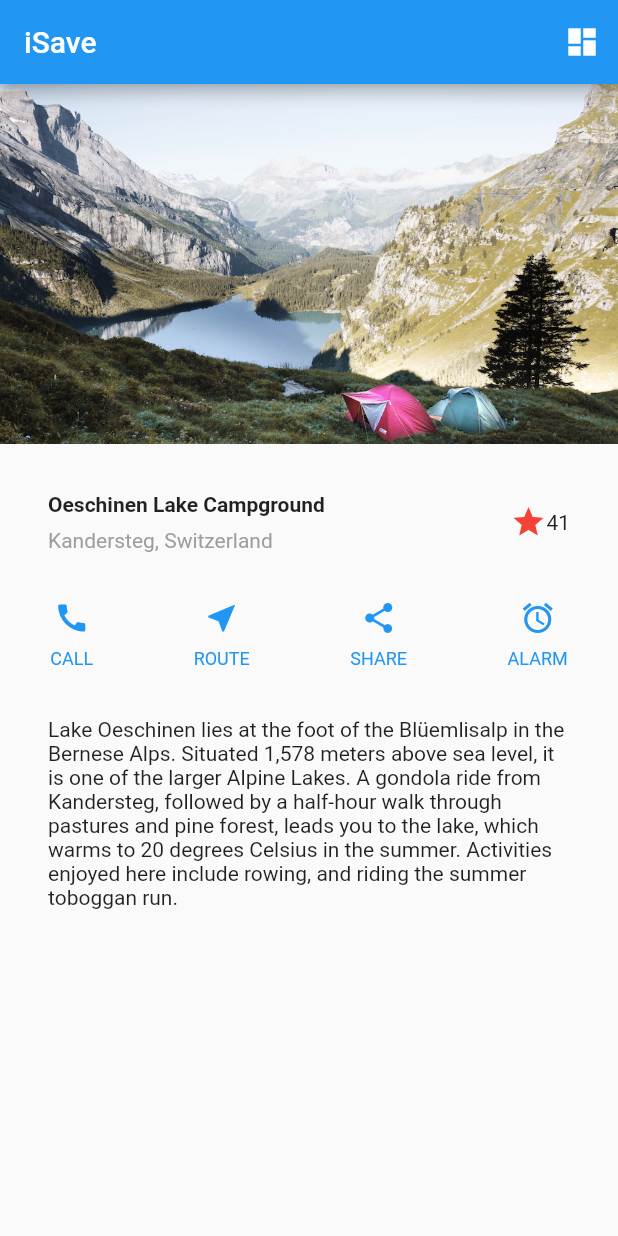
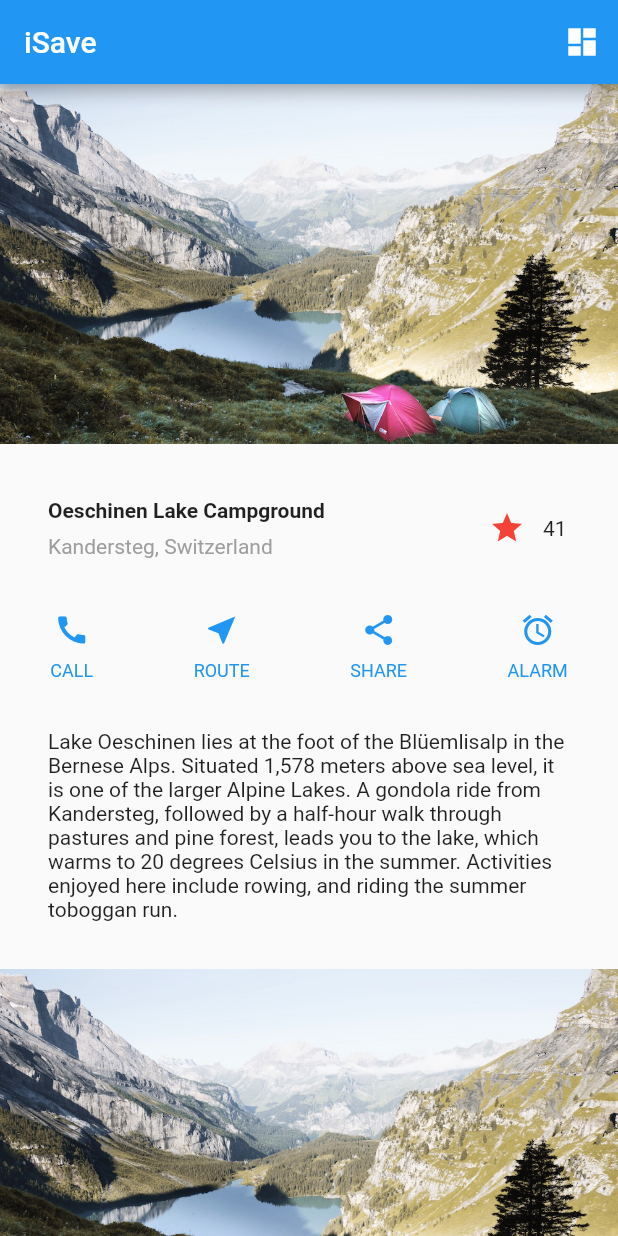
Before and after one commit to NjengaSaruni/Accountant-Mobile-App, a Flutter app: the screen it shows after launch, on a phone screen of 412 x 824 dp. Run offline on Flutter 3.47's test engine with Material 2 defaults, Android fonts, the phone set to English and light mode, and no system bars.

Commit message:
Handle click events

```diff
--- a/lib/main.dart
+++ b/lib/main.dart
@@ -17,6 +17,51 @@ class MyApp extends StatelessWidget {
     );
   }
 
+}
+
+class FavoriteWidget extends StatefulWidget {
+  @override
+  _FavoriteWidgetState createState() => _FavoriteWidgetState();
+}
+
+class _FavoriteWidgetState extends State<FavoriteWidget> {
+  bool _isFavorited = true;
+  int _favoriteCount = 41;
+
+  @override
+  Widget build(BuildContext context) {
+    return Row(
+      mainAxisSize: MainAxisSize.min,
+      children: [
+        Container(
+          padding: EdgeInsets.all(0),
+          child: IconButton(
+            icon: (_isFavorited ? Icon(Icons.star) : Icon(Icons.star_border)),
+            color: Colors.red[500],
+            onPressed: _toggleFavorite,
+          ),
+        ),
+        SizedBox(
+          width: 18,
+          child: Container(
+            child: Text('$_favoriteCount'),
+          ),
+        ),
+      ],
+    );
+  }
+
+  void _toggleFavorite() {
+    setState(() {
+      if (_isFavorited) {
+        _favoriteCount -= 1;
+        _isFavorited = false;
+      } else {
+        _favoriteCount += 1;
+        _isFavorited = true;
+      }
+    });
+  }
 }
 
 class MyStatelessWidget extends StatelessWidget {
@@ -54,11 +99,7 @@ class MyStatelessWidget extends StatelessWidget {
             ),
           ),
           /*3*/
-          Icon(
-            Icons.star,
-            color: Colors.red[500],
-          ),
-          Text('41'),
+          FavoriteWidget(),
         ],
       ),
     );
@@ -124,7 +165,7 @@ class MyStatelessWidget extends StatelessWidget {
           ),
         ],
       ),
-      body: Column(
+      body: ListView(
         children: <Widget>[
           Image.asset(
             'images/lake.jpg',
@@ -134,7 +175,13 @@ class MyStatelessWidget extends StatelessWidget {
           ),
           titleSection,
           buttonSection,
-          textSection
+          textSection,
+          Image.asset(
+            'images/lake.jpg',
+            width: 600,
+            height: 240,
+            fit: BoxFit.cover,
+          ),
         ],
       ),
     );
```
